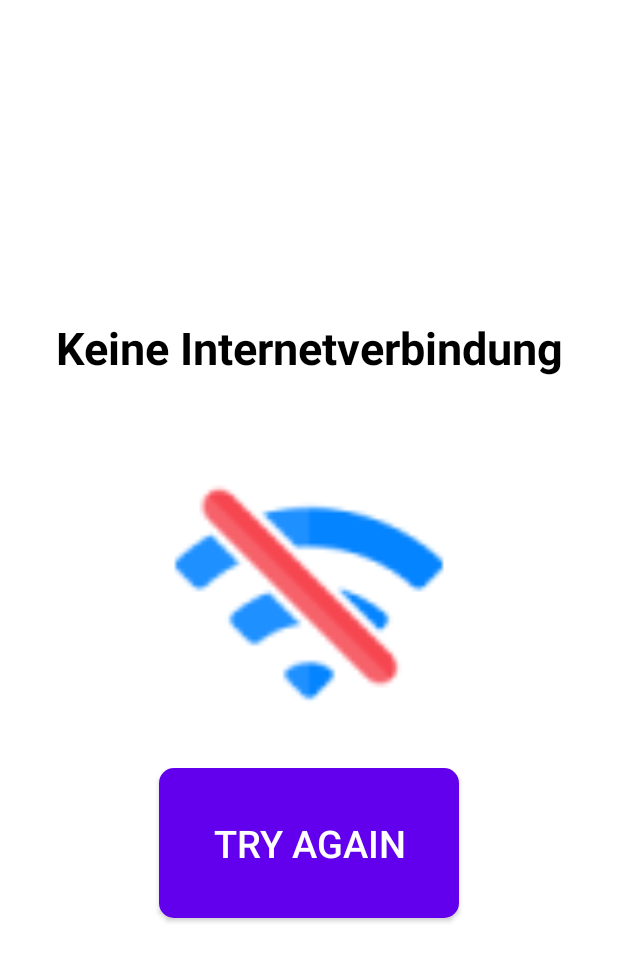
After one commit to Jxxxxn04/Listerado, an Android app: the NoInternetActivity screen opened directly, with no data from a screen before it, on a phone screen of 412 x 824 dp. The commit adds this screen. Shown: the top 961 px of the screen. Run offline under Robolectric (Android 15) with nearby library versions, the phone set to English and light mode, and no system bars; network calls fail.

Commit message:
19.03.2023 Produke können jetzt hinzugefügt werden Produkte können jetzt gleichzeitig mehreren Listen hinzugefügt werden Falls man nicht mit dem Internet verbunden ist kann man die APP nicht benutzen

```diff
--- a/app/src/main/AndroidManifest.xml
+++ b/app/src/main/AndroidManifest.xml
@@ -73,6 +73,11 @@
             android:screenOrientation="portrait"
             android:exported="true" />
 
+        <activity
+            android:name=".NoInternetActivity"
+            android:screenOrientation="portrait"
+            android:exported="true" />
+
     </application>
 
 </manifest>
--- /dev/null
+++ b/app/src/main/java/com/example/listerado/NoInternetActivity.java
@@ -0,0 +1,36 @@
+package com.example.listerado;
+
+import android.content.Context;
+import android.content.Intent;
+import android.net.ConnectivityManager;
+import android.net.NetworkInfo;
+import android.os.Bundle;
+import android.view.View;
+import android.widget.Button;
+
+import androidx.appcompat.app.AppCompatActivity;
+
+public class NoInternetActivity extends AppCompatActivity {
+
+    Button button;
+
+    @Override
+    protected void onCreate(Bundle savedInstanceState) {
+        super.onCreate(savedInstanceState);
+        setContentView(R.layout.activity_no_internet);
+
+        button = findViewById(R.id.no_internet_button);
+
+        ToastManager.showToast(NoInternetActivity.this, "Keine Internetverbindung", 1);
+
+        button.setOnClickListener(new View.OnClickListener() {
+            @Override
+            public void onClick(View view) {
+                startActivity(new Intent(NoInternetActivity.this, LoginActivity.class));
+                overridePendingTransition(android.R.anim.fade_in, android.R.anim.fade_out);
+                finish();
+            }
+        });
+
+    }
+}
--- /dev/null
+++ b/app/src/main/res/drawable/no_internet_button_background.xml
@@ -0,0 +1,6 @@
+<?xml version="1.0" encoding="utf-8"?>
+<shape xmlns:android="http://schemas.android.com/apk/res/android"
+    android:shape="rectangle">
+    <corners android:radius="10dp"/>
+    <solid android:color="@color/purple_500"/>
+</shape>
--- /dev/null
+++ b/app/src/main/res/layout/activity_no_internet.xml
@@ -0,0 +1,37 @@
+<?xml version="1.0" encoding="utf-8"?>
+<LinearLayout xmlns:android="http://schemas.android.com/apk/res/android"
+    android:layout_width="match_parent"
+    android:layout_height="match_parent"
+    android:orientation="vertical"
+    android:background="#FFF"
+    android:gravity="center_vertical">
+
+
+    <TextView
+        android:layout_width="match_parent"
+        android:layout_height="wrap_content"
+        android:textColor="#000"
+        android:text="Keine Internetverbindung"
+        android:textSize="30sp"
+        android:gravity="center"
+        android:textStyle="bold"/>
+
+    <ImageView
+        android:layout_width="200dp"
+        android:layout_height="200dp"
+        android:src="@mipmap/no_internet_connection"
+        android:layout_gravity="center"
+        android:layout_marginTop="50dp"/>
+
+    <Button
+        android:id="@+id/no_internet_button"
+        android:layout_width="200dp"
+        android:layout_height="100dp"
+        android:textColor="#FFF"
+        android:background="@drawable/no_internet_button_background"
+        android:text="Try Again"
+        android:textSize="25sp"
+        android:layout_gravity="center"
+        android:layout_marginTop="10dp"/>
+
+</LinearLayout>
```
Also changed, not shown: app/src/main/java/com/example/listerado/AccountActivity.java (+17 -0 lines), app/src/main/java/com/example/listerado/HomepageActivity.java (+17 -0 lines), app/src/main/java/com/example/listerado/LoginActivity.java (+25 -0 lines), app/src/main/java/com/example/listerado/MyListsActivity.java (+18 -0 lines), app/src/main/java/com/example/listerado/RegisterActivity.java (+18 -0 lines), app/src/main/res/mipmap-hdpi/no_internet_connection.png (added), app/src/main/res/mipmap-mdpi/no_internet_connection.png (added), app/src/main/res/mipmap-xhdpi/no_internet_connection.png (added), app/src/main/res/mipmap-xxhdpi/no_internet_connection.png (added), app/src/main/res/mipmap-xxxhdpi/no_internet_connection.png (added).
